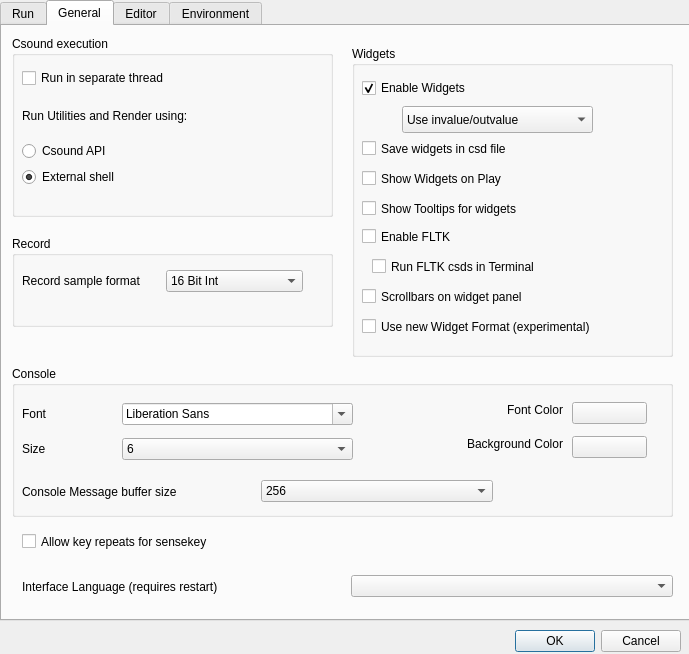
Before: the Qt Designer form src/configdialog.ui in CsoundQt/CsoundQt, drawn with Qt 5.
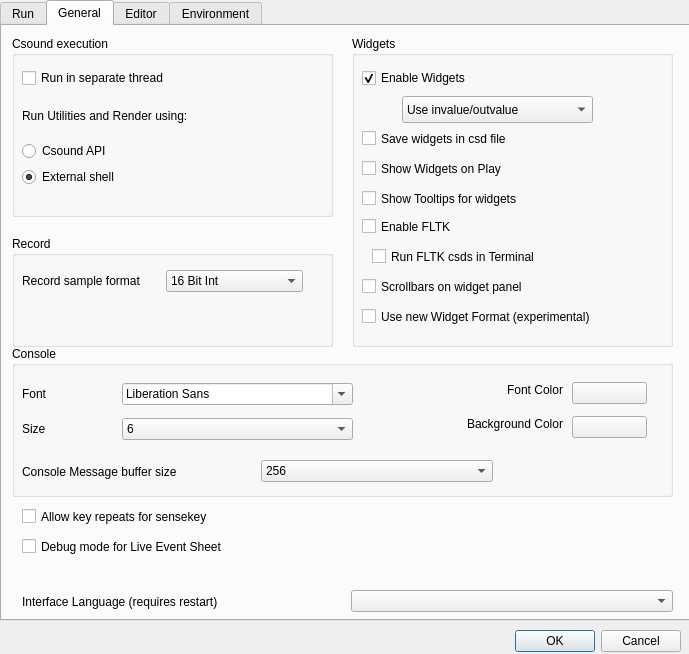
After: the same form once the commit is applied. The open tabs and pages were chosen to show the change.

Commit message: Added checking to Csound's error line reporting. If line doesn't match text, it is not highlighted Added option to enable debugging mode for live events panel (minimal for now)

```diff
--- a/src/configdialog.ui
+++ b/src/configdialog.ui
@@ -506,7 +506,7 @@
      <property name="geometry">
       <rect>
        <x>350</x>
-       <y>20</y>
+       <y>10</y>
        <width>321</width>
        <height>311</height>
       </rect>
@@ -723,7 +723,7 @@
      <property name="geometry">
       <rect>
        <x>10</x>
-       <y>340</y>
+       <y>320</y>
        <width>661</width>
        <height>151</height>
       </rect>
@@ -947,7 +947,7 @@
        <x>10</x>
        <y>210</y>
        <width>321</width>
-       <height>91</height>
+       <height>111</height>
       </rect>
      </property>
      <property name="title">
@@ -996,9 +996,9 @@
      <property name="geometry">
       <rect>
        <x>20</x>
-       <y>540</y>
+       <y>560</y>
        <width>651</width>
-       <height>41</height>
+       <height>31</height>
       </rect>
      </property>
      <layout class="QHBoxLayout" name="horizontalLayout">
@@ -1018,15 +1018,28 @@
      <property name="geometry">
       <rect>
        <x>20</x>
-       <y>500</y>
+       <y>480</y>
        <width>651</width>
-       <height>31</height>
+       <height>21</height>
       </rect>
      </property>
      <property name="text">
       <string>Allow key repeats for sensekey</string>
      </property>
     </widget>
+    <widget class="QCheckBox" name="debugLiveEventsCheckBox">
+     <property name="geometry">
+      <rect>
+       <x>20</x>
+       <y>510</y>
+       <width>651</width>
+       <height>21</height>
+      </rect>
+     </property>
+     <property name="text">
+      <string>Debug mode for Live Event Sheet</string>
+     </property>
+    </widget>
    </widget>
    <widget class="QWidget" name="tab_4">
     <attribute name="title">
```
Left out of the diff: 2 changed lines with no effect on the pictures. The commit also changes 13 other files.
